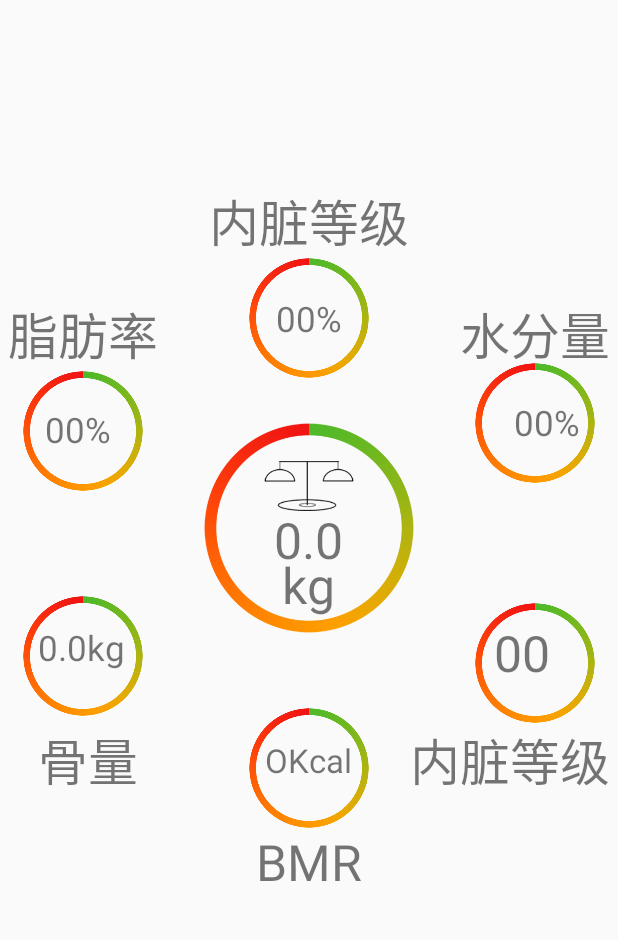
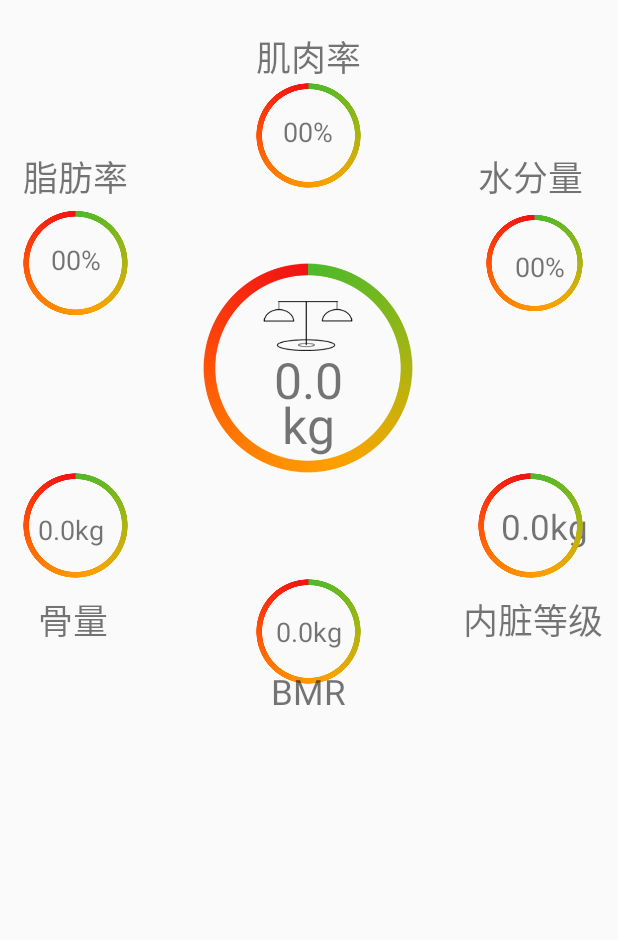
Before and after one commit to mafuhua/Heyjk, an Android app: the layout home_sub_composition.xml on its own in the app's theme, with its tools: preview values and no code run, on a phone screen of 412 x 824 dp, the part 90-1030 px from its top. Run offline under Robolectric (Android 15) with nearby library versions, the phone set to English and light mode, and no system bars.

Commit message:
三月九日提交,体温血压提测试完成

```diff
--- a/app/src/main/java/com/yuenkeji/heyjk/fragment/CurveFragment.java
+++ b/app/src/main/java/com/yuenkeji/heyjk/fragment/CurveFragment.java
@@ -161,8 +161,8 @@ public class CurveFragment extends BaseFragment implements View.OnClickListener
         appTitle.setVisibility(View.GONE);
         titleHome.setText(titleStrings[position]);
         titleHome.setVisibility(View.VISIBLE);
-        btnConfig.setVisibility(View.VISIBLE);
-        btnReturn.setVisibility(View.VISIBLE);
+        btnConfig.setVisibility(View.GONE);
+        btnReturn.setVisibility(View.GONE);
     }
 
     public void resetTabBottom() {
--- a/app/src/main/java/com/yuenkeji/heyjk/fragment/HistoryFragment.java
+++ b/app/src/main/java/com/yuenkeji/heyjk/fragment/HistoryFragment.java
@@ -280,8 +280,8 @@ public class HistoryFragment extends BaseFragment implements View.OnClickListene
         appTitle.setVisibility(View.GONE);
         titleHome.setText(titleStrings[position]);
         titleHome.setVisibility(View.VISIBLE);
-        btnConfig.setVisibility(View.VISIBLE);
-        btnReturn.setVisibility(View.VISIBLE);}
+        btnConfig.setVisibility(View.GONE);
+        btnReturn.setVisibility(View.GONE);}
     public void resetTabBottom() {
         iconHistoryTitle1.setImageDrawable(getResources().getDrawable(R.drawable.icon_w_n2x));
         iconHistoryTitle2.setImageDrawable(getResources().getDrawable(R.drawable.icon_body_n2x));
--- a/app/src/main/res/layout/home_sub_composition.xml
+++ b/app/src/main/res/layout/home_sub_composition.xml
@@ -1,11 +1,131 @@
 <?xml version="1.0" encoding="utf-8"?>
-<RelativeLayout xmlns:android="http://schemas.android.com/apk/res/android"
+<LinearLayout xmlns:android="http://schemas.android.com/apk/res/android"
     android:layout_width="match_parent"
     android:layout_height="match_parent"
     android:orientation="vertical">
+
     <include
         android:id="@+id/layout_titlebar"
         layout="@layout/layout_titlebar" />
+<LinearLayout
+    android:layout_width="match_parent"
+    android:orientation="horizontal"
+    android:layout_height="wrap_content">
+
+    <LinearLayout
+        android:layout_width="0dp"
+        android:layout_height="match_parent"
+        android:layout_weight="1"
+        android:orientation="vertical">
+
+        <RelativeLayout
+            android:layout_marginTop="100dp"
+            android:layout_width="match_parent"
+            android:layout_height="wrap_content">
+
+            <TextView
+                android:layout_width="wrap_content"
+                android:layout_height="wrap_content"
+                android:layout_marginLeft="15dp"
+                android:text="脂肪率"
+                android:textSize="23sp"
+                android:id="@+id/textView" />
+            <ImageView
+                android:id="@+id/leftup"
+                android:layout_width="80dp"
+                android:layout_height="80dp"
+                android:layout_marginLeft="15dp"
+                android:src="@drawable/img_01_tichengfen2x"
+                android:layout_below="@+id/textView"
+                android:layout_alignEnd="@+id/textView" />
+            <TextView
+                android:layout_width="match_parent"
+                android:layout_height="wrap_content"
+                android:layout_marginLeft="30dp"
+                android:text="00%"
+                android:maxLines="1"
+                android:gravity="center"
+                android:textSize="18sp"
+                android:id="@+id/tv_zhifang"
+                android:layout_alignTop="@+id/leftup"
+                android:layout_centerHorizontal="true"
+                android:layout_marginTop="25dp" />
+        </RelativeLayout>
+        <RelativeLayout
+            android:layout_marginTop="100dp"
+            android:layout_width="match_parent"
+            android:layout_height="wrap_content">
+
+            <TextView
+                android:id="@+id/tv_guliang"
+                android:layout_width="wrap_content"
+                android:layout_height="wrap_content"
+                android:layout_marginTop="25dp"
+                android:layout_marginLeft="25dp"
+                android:text="0.0kg"
+                android:textSize="18sp" />
+            <ImageView
+                android:id="@+id/leftdown"
+                android:layout_width="70dp"
+                android:layout_height="70dp"
+                android:layout_marginLeft="15dp"
+                android:src="@drawable/img_01_tichengfen2x" />
+
+            <TextView
+                android:layout_width="wrap_content"
+                android:layout_height="wrap_content"
+                android:layout_marginLeft="25dp"
+                android:layout_marginTop="10dp"
+                android:layout_below="@id/leftdown"
+                android:text="骨量"
+                android:textSize="23sp" />
+        </RelativeLayout>
+    </LinearLayout>
+
+    <LinearLayout
+        android:layout_width="0dp"
+        android:layout_height="match_parent"
+        android:layout_weight="2"
+        android:orientation="vertical">
+        <RelativeLayout
+            android:layout_marginTop="20dp"
+            android:layout_gravity="center_horizontal"
+            android:layout_width="match_parent"
+            android:layout_height="wrap_content">
+
+            <TextView
+                android:id="@+id/textView201"
+                android:layout_width="wrap_content"
+                android:layout_height="wrap_content"
+                android:layout_centerHorizontal="true"
+                android:text="肌肉率"
+                android:textSize="23sp" />
+            <ImageView
+                android:layout_width="70dp"
+                android:layout_height="70dp"
+                android:layout_below="@id/textView201"
+                android:layout_marginLeft="15dp"
+                android:layout_centerHorizontal="true"
+                android:src="@drawable/img_01_tichengfen2x" />
+            <TextView
+                android:layout_width="wrap_content"
+                android:layout_height="wrap_content"
+                android:layout_marginLeft="30dp"
+                android:text="00%"
+                android:layout_marginTop="20dp"
+                android:layout_below="@id/textView201"
+                android:textSize="18sp"
+                android:id="@+id/tv_jirou"
+                android:layout_centerVertical="true"
+                android:layout_centerHorizontal="true" />
+        </RelativeLayout>
+        <RelativeLayout
+            android:layout_marginTop="50dp"
+            android:layout_centerVertical="true"
+            android:layout_centerHorizontal="true"
+            android:layout_width="match_parent"
+            android:layout_height="wrap_content">
+
             <ImageView
                 android:id="@+id/center"
                 android:layout_width="140dp"
@@ -13,166 +133,6 @@
                 android:layout_centerInParent="true"
                 android:src="@drawable/img_01_tichengfen2x" />
 
-    <ImageView
-        android:id="@+id/centerdown"
-        android:layout_width="80dp"
-        android:layout_height="80dp"
-        android:layout_below="@id/center"
-        android:layout_centerInParent="true"
-        android:layout_marginTop="50dp"
-        android:src="@drawable/img_01_tichengfen2x" />
-
-    <ImageView
-        android:id="@+id/centerup"
-        android:layout_width="80dp"
-        android:layout_height="80dp"
-        android:layout_above="@id/center"
-        android:layout_centerInParent="true"
-        android:layout_marginBottom="30dp"
-        android:src="@drawable/img_01_tichengfen2x" />
-
-    <ImageView
-        android:id="@+id/leftup"
-        android:layout_width="80dp"
-        android:layout_height="80dp"
-        android:layout_above="@id/center"
-        android:layout_marginBottom="-45dp"
-        android:layout_marginLeft="15dp"
-        android:src="@drawable/img_01_tichengfen2x" />
-
-    <ImageView
-        android:id="@+id/rightup"
-        android:layout_width="80dp"
-        android:layout_height="80dp"
-        android:layout_above="@id/center"
-        android:layout_alignParentRight="true"
-        android:layout_marginBottom="-40dp"
-        android:layout_marginRight="15dp"
-        android:src="@drawable/img_01_tichengfen2x" />
-
-    <ImageView
-        android:id="@+id/leftdown"
-        android:layout_width="80dp"
-        android:layout_height="80dp"
-        android:layout_above="@id/center"
-        android:layout_marginBottom="-195dp"
-        android:layout_marginLeft="15dp"
-        android:src="@drawable/img_01_tichengfen2x" />
-
-    <ImageView
-        android:id="@+id/rightdown"
-        android:layout_width="80dp"
-        android:layout_height="80dp"
-        android:layout_above="@id/center"
-        android:layout_alignParentRight="true"
-        android:layout_marginBottom="-200dp"
-        android:layout_marginRight="15dp"
-        android:src="@drawable/img_01_tichengfen2x" />
-
-    <TextView
-        android:layout_width="wrap_content"
-        android:layout_height="wrap_content"
-        android:layout_above="@id/leftup"
-        android:layout_marginLeft="5dp"
-        android:text="脂肪率"
-        android:textSize="33sp" />
-
-    <TextView
-        android:layout_width="wrap_content"
-        android:layout_height="wrap_content"
-        android:layout_above="@id/leftup"
-        android:layout_alignParentRight="true"
-        android:layout_marginRight="5dp"
-        android:text="水分量"
-        android:textSize="33sp" />
-
-    <TextView
-        android:id="@+id/textView"
-        android:layout_width="wrap_content"
-        android:layout_height="wrap_content"
-        android:layout_alignTop="@+id/centerdown"
-        android:layout_marginLeft="25dp"
-        android:layout_marginTop="10dp"
-        android:text="骨量"
-        android:textSize="33sp" />
-
-    <TextView
-        android:layout_width="wrap_content"
-        android:layout_height="wrap_content"
-        android:layout_alignParentRight="true"
-        android:layout_alignTop="@+id/centerdown"
-        android:layout_marginRight="5dp"
-        android:layout_marginTop="10dp"
-        android:text="内脏等级"
-        android:textSize="33sp" />
-
-    <TextView
-        android:layout_width="wrap_content"
-        android:layout_height="wrap_content"
-        android:layout_above="@id/centerup"
-        android:layout_centerHorizontal="true"
-        android:text="内脏等级"
-        android:textSize="33sp" />\
-
-    <TextView
-        android:layout_width="wrap_content"
-        android:layout_height="wrap_content"
-        android:layout_below="@id/centerdown"
-        android:layout_centerHorizontal="true"
-        android:text="BMR"
-        android:textSize="33sp" />
-
-    <TextView
-        android:layout_width="wrap_content"
-        android:layout_height="wrap_content"
-        android:layout_above="@id/center"
-        android:layout_marginBottom="-20dp"
-        android:layout_marginLeft="30dp"
-        android:text="00%"
-        android:textSize="23sp"
-        android:id="@+id/tv_zhifang" />
-
-    <TextView
-        android:layout_width="wrap_content"
-        android:layout_height="wrap_content"
-        android:layout_above="@id/center"
-        android:layout_alignParentRight="true"
-        android:layout_marginBottom="-15dp"
-        android:layout_marginRight="25dp"
-        android:text="00%"
-        android:textSize="23sp"
-        android:id="@+id/tv_shuifen" />
-
-    <TextView
-        android:layout_width="wrap_content"
-        android:layout_height="wrap_content"
-        android:layout_above="@id/center"
-        android:layout_alignParentRight="true"
-        android:layout_marginBottom="-175dp"
-        android:layout_marginRight="45dp"
-        android:text="00"
-        android:textSize="33sp"
-        android:id="@+id/tv_neizang" />
-
-    <TextView
-        android:layout_width="wrap_content"
-        android:layout_height="wrap_content"
-        android:layout_below="@id/center"
-        android:layout_centerHorizontal="true"
-        android:layout_marginTop="-225dp"
-        android:text="00%"
-        android:textSize="23sp"
-        android:id="@+id/tv_jirou" />
-
-    <TextView
-        android:layout_width="wrap_content"
-        android:layout_height="wrap_content"
-        android:layout_below="@id/center"
-        android:layout_centerHorizontal="true"
-        android:layout_marginTop="70dp"
-        android:text="OKcal"
-        android:textSize="22sp"
-        android:id="@+id/tv_bmr" />
 
             <ImageView
                 android:layout_width="60dp"
@@ -181,7 +141,6 @@
                 android:layout_centerHorizontal="true"
                 android:layout_marginBottom="80dp"
                 android:src="@drawable/img_w2x" />
-
             <TextView
                 android:layout_width="wrap_content"
                 android:layout_height="wrap_content"
@@ -192,6 +151,7 @@
                 android:textSize="33sp"
                 android:id="@+id/tv_tizhong" />
 
+
             <TextView
                 android:layout_width="wrap_content"
                 android:layout_height="wrap_content"
@@ -201,13 +161,115 @@
                 android:text="kg"
                 android:textSize="33sp" />
 
+
+
+        </RelativeLayout>
+        <RelativeLayout
+            android:layout_marginTop="50dp"
+            android:gravity="center"
+            android:layout_width="match_parent"
+            android:layout_height="wrap_content">
+
             <TextView
-        android:id="@+id/tv_guliang"
+                android:id="@+id/tv_bmr"
+                android:layout_width="match_parent"
+                android:layout_height="wrap_content"
+android:gravity="center"
+                android:text="0.0kg"
+                android:textSize="18sp"
+                android:layout_centerVertical="true"
+                android:layout_alignParentStart="true" />
+            <ImageView
+                android:id="@+id/leftdown2"
+                android:layout_width="70dp"
+                android:layout_height="70dp"
+                android:layout_marginLeft="15dp"
+
+                android:layout_centerInParent="true"
+                android:src="@drawable/img_01_tichengfen2x" />
+
+            <TextView
                 android:layout_width="wrap_content"
                 android:layout_height="wrap_content"
-        android:layout_above="@id/center"
-        android:layout_marginBottom="-165dp"
                 android:layout_marginLeft="25dp"
+                android:layout_marginTop="10dp"
+                android:layout_centerHorizontal="true"
+                android:layout_below="@id/leftdown2"
+                android:text="BMR"
+                android:textSize="23sp" />
+        </RelativeLayout>
+    </LinearLayout>
+
+    <LinearLayout
+        android:layout_width="0dp"
+        android:layout_height="match_parent"
+        android:layout_weight="1"
+        android:orientation="vertical">
+        <RelativeLayout
+            android:layout_marginTop="100dp"
+            android:layout_width="match_parent"
+            android:layout_height="wrap_content">
+
+            <TextView
+                android:layout_width="wrap_content"
+                android:layout_height="wrap_content"
+                android:layout_marginLeft="10dp"
+                android:text="水分量"
+                android:textSize="23sp"
+                android:id="@+id/textView2" />
+            <ImageView
+                android:id="@+id/leftup3"
+                android:layout_width="80dp"
+                android:layout_height="80dp"
+                android:layout_marginLeft="15dp"
+                android:src="@drawable/img_01_tichengfen2x"
+                android:layout_below="@+id/textView2"
+                android:layout_alignEnd="@+id/textView2" />
+            <TextView
+                android:layout_width="match_parent"
+                android:layout_height="wrap_content"
+                android:layout_marginLeft="25dp"
+                android:text="00%"
+                android:maxLines="1"
+                android:textSize="18sp"
+                android:gravity="center"
+                android:id="@+id/tv_shuifen"
+                android:layout_alignTop="@id/leftup3"
+                android:layout_centerHorizontal="true"
+                android:layout_marginTop="30dp" />
+        </RelativeLayout>
+        <RelativeLayout
+            android:layout_marginTop="100dp"
+            android:layout_width="match_parent"
+            android:layout_height="wrap_content">
+
+            <TextView
+                android:id="@+id/tv_neizang"
+                android:layout_width="match_parent"
+                android:gravity="center"
+                android:layout_height="wrap_content"
+                android:layout_marginTop="20dp"
+                android:layout_marginLeft="5dp"
                 android:text="0.0kg"
                 android:textSize="23sp" />
+            <ImageView
+                android:id="@+id/leftdown5"
+                android:layout_width="70dp"
+                android:layout_height="70dp"
+                android:layout_marginLeft="10dp"
+                android:src="@drawable/img_01_tichengfen2x" />
+
+            <TextView
+                android:layout_width="wrap_content"
+                android:layout_height="wrap_content"
+                android:layout_marginTop="10dp"
+
+                android:layout_below="@id/leftdown5"
+                android:text="内脏等级"
+                android:textSize="23sp" />
         </RelativeLayout>
+
+    </LinearLayout>
+
+</LinearLayout>
+</LinearLayout>
--- a/app/src/main/res/layout/home_sub_weight.xml
+++ b/app/src/main/res/layout/home_sub_weight.xml
@@ -57,6 +57,7 @@
     <TextView
         android:text="0.0"
         android:textSize="50sp"
+        android:id="@+id/tv_bmi"
         android:layout_width="wrap_content"
         android:layout_height="wrap_content"
         android:layout_below="@id/textView9"
--- a/app/src/main/res/layout/layout_history_sectitle.xml
+++ b/app/src/main/res/layout/layout_history_sectitle.xml
@@ -3,7 +3,7 @@
     android:id="@+id/layout_history_sectitle"
     android:layout_width="match_parent"
     android:layout_height="wrap_content"
-    android:background="#450000FF"
+    android:background="#650000FF"
     android:orientation="vertical">
 
     <View
```
Also changed, not shown: app/src/main/AndroidManifest.xml (+4 -3 lines), app/src/main/java/com/yuenkeji/heyjk/activity/MainActivity.java (+86 -21 lines), app/src/main/java/com/yuenkeji/heyjk/viewpager/homesubPagers/weight/CompositionPager.java (+44 -49 lines), app/src/main/res/layout/home_sub_menu.xml (+9 -7 lines). Lines whose indentation alone changed are shown as unchanged.
